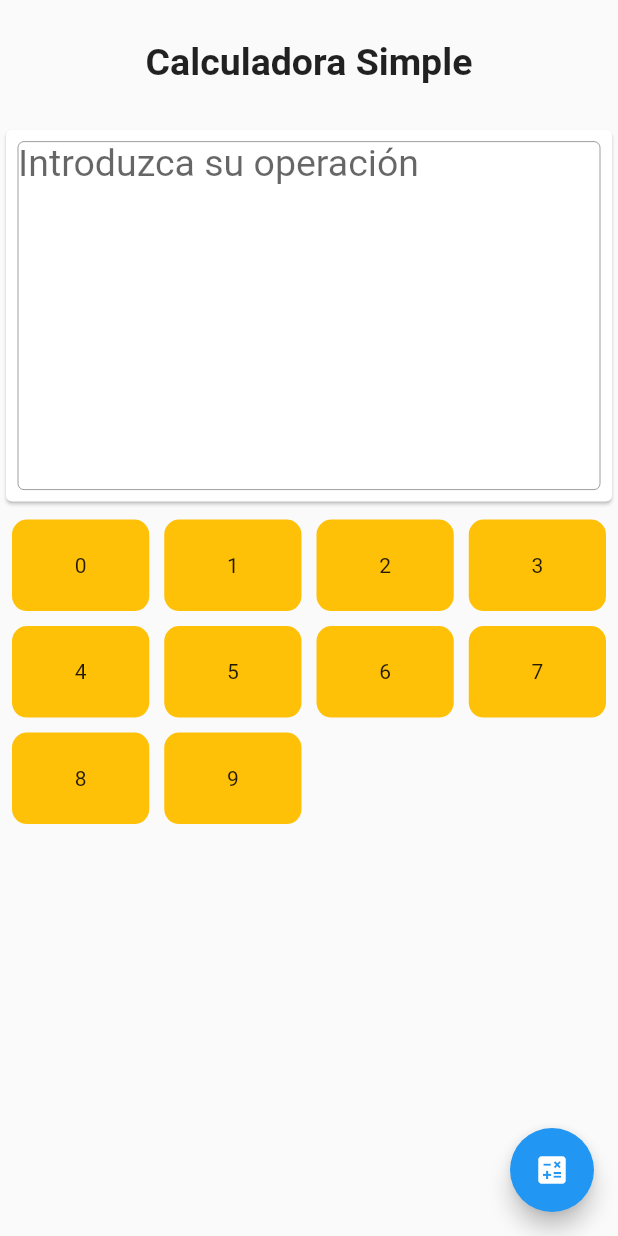
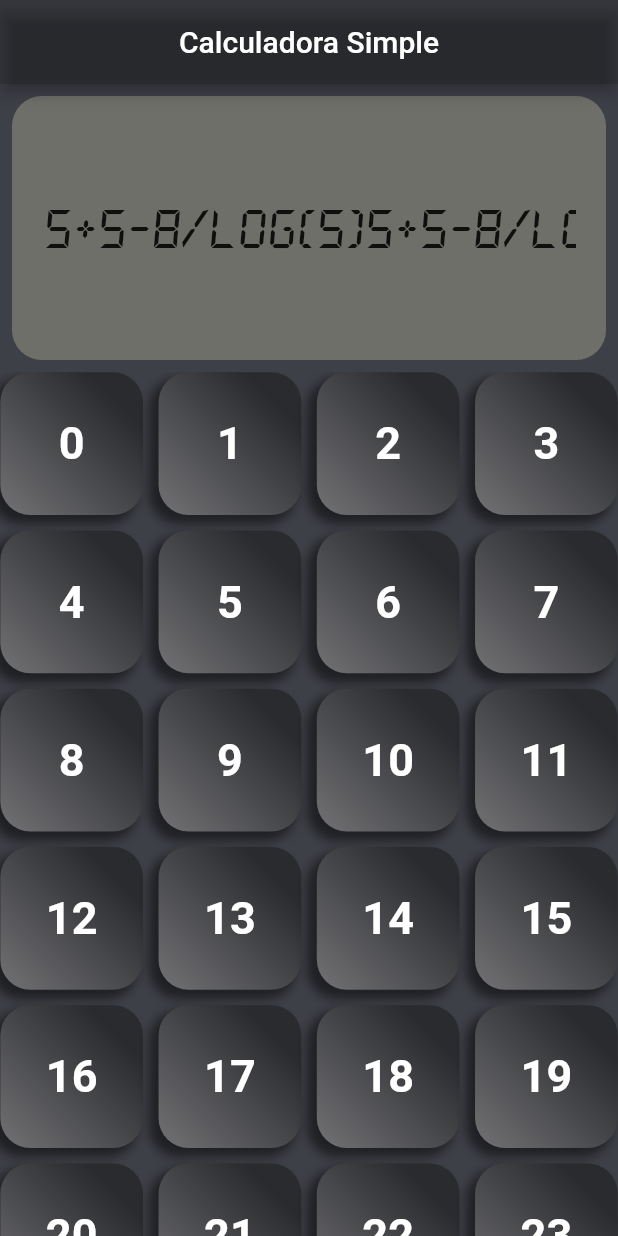
Before and after one commit to JoseLuisGit/calculator_tree, a Flutter app: the screen it shows after launch, on a phone screen of 412 x 824 dp. Run offline on Flutter 3.47's test engine with Material 2 defaults, Android fonts, the phone set to English and light mode, and no system bars.

Commit message:
design page calculator

```diff
--- a/lib/pages/calculator_page.dart
+++ b/lib/pages/calculator_page.dart
@@ -1,63 +1,58 @@
 import 'package:flutter/material.dart';
-import 'package:calculator/models/expression_tree.dart';
+import 'widgets/button.dart';
 
 class CalculatorPage extends StatelessWidget {
   const CalculatorPage({Key key}) : super(key: key);
 
   @override
   Widget build(BuildContext context) {
-    final size = MediaQuery.of(context).size;
     return Scaffold(
-        floatingActionButton: FloatingActionButton(
-          child: Icon(Icons.calculate),
-          onPressed: () {
-            ExpressionTree expressionTree = ExpressionTree();
-            expressionTree.buildTree("(5+1)*(5-2+3)/6");
-            print(expressionTree.evaluate());
-          },
+        appBar: AppBar(
+          centerTitle: true,
+          backgroundColor: Colors.black12,
+          title: Text('Calculadora Simple'),
         ),
+        backgroundColor: Color.fromRGBO(62, 64, 71, 1.0),
         body: Column(
           children: [
-            SizedBox(
-              child: Center(
-                  child: Text(
-                'Calculadora Simple',
-                style: TextStyle(fontSize: 25.0, fontWeight: FontWeight.w600),
-              )),
-              height: size.height * 0.1,
+            Expanded(
+              child: Padding(
+                padding: const EdgeInsets.all(8.0),
+                child: Container(
+                  decoration: BoxDecoration(
+                      color: Color.fromRGBO(110, 111, 105, 1.0),
+                      borderRadius: BorderRadius.all(Radius.circular(20.0))),
+                  child: Container(
+                    padding: EdgeInsets.all(20),
+                    alignment: Alignment.centerRight,
+                    child: SingleChildScrollView(
+                      scrollDirection: Axis.horizontal,
+                      child: Text(
+                        '5+5-8/log(5)5+5-8/log(5)5+5-8/log(5)5+5-8/9*(5)5+5-8/log(5)5+5-8/log(5)5+5-8/log(5)5+5-8/9*(5)5+5-8/log(5)5+5-8/log(5)5+5-8/log(5)5+5-8/9*(5)5+5-8/log(5)5+5-8/log(5)5+5-8/log(5)5+5-8/9*(5)',
+                        style: TextStyle(fontSize: 40, fontFamily: 'DsDigit'),
+                      ),
+                    ),
+                  ),
+                ),
+              ),
             ),
-            Card(
-                child: Padding(
-              padding: EdgeInsets.all(8.0),
-              child: TextField(
-                keyboardType: TextInputType.number,
-                maxLines: 8,
-                style: TextStyle(fontSize: 25.0),
-                decoration: InputDecoration.collapsed(
-                    border: OutlineInputBorder(),
-                    hintText: "Introduzca su operación"),
-              ),
-            )),
             Expanded(
+              flex: 3,
               child: Container(
-                padding: EdgeInsets.all(8.0),
                 child: SingleChildScrollView(
                   child: GridView.builder(
                       shrinkWrap: true,
                       physics: NeverScrollableScrollPhysics(),
-                      itemCount: 10,
+                      itemCount: 50,
                       gridDelegate: SliverGridDelegateWithFixedCrossAxisCount(
                           crossAxisCount: 4,
-                          childAspectRatio: 3 / 2,
                           crossAxisSpacing: 10,
                           mainAxisSpacing: 10),
                       itemBuilder: (context, index) {
-                        return Container(
-                          decoration: BoxDecoration(
-                            color: Colors.amber,
-                            borderRadius: BorderRadius.circular(10.0),
-                          ),
-                          child: Center(child: Text('$index')),
+                        return Button(
+                          buttonText: '$index',
+                          color: Color.fromRGBO(126, 112, 112, 1.0),
+                          textColor: Colors.white,
                         );
                       }),
                 ),
--- /dev/null
+++ b/lib/pages/widgets/button.dart
@@ -0,0 +1,55 @@
+import 'package:flutter/material.dart';
+
+// creating Stateless Wideget for buttons
+class Button extends StatelessWidget {
+  // declaring variables
+  final color;
+  final textColor;
+  final String buttonText;
+  final buttontapped;
+
+  //Constructor
+  Button({this.color, this.textColor, this.buttonText, this.buttontapped});
+
+  @override
+  Widget build(BuildContext context) {
+    return GestureDetector(
+      onTap: buttontapped,
+      child: Padding(
+        padding: const EdgeInsets.all(0.2),
+        child: Container(
+          decoration: BoxDecoration(
+              gradient: LinearGradient(
+                  begin: FractionalOffset(0.0, 1.0),
+                  end: FractionalOffset(1.0, 0.0),
+                  colors: [
+                    Color.fromRGBO(114, 114, 117, 1.0),
+                    Color.fromRGBO(42, 43, 46, 1.0)
+                  ],
+                  stops: [0.0, 0.8],
+                  tileMode: TileMode.decal),
+              boxShadow: [
+                BoxShadow(
+                  color: Colors.black.withOpacity(0.5),
+                  spreadRadius: 1,
+                  blurRadius: 5,
+                  offset: Offset(-5, 5), //changes position of shadow
+                ),
+              ],
+              borderRadius: BorderRadius.all(Radius.circular(20.0)),
+              color: color),
+          child: Center(
+            child: Text(
+              buttonText,
+              style: TextStyle(
+                color: textColor,
+                fontSize: 30,
+                fontWeight: FontWeight.bold,
+              ),
+            ),
+          ),
+        ),
+      ),
+    );
+  }
+}
```
Also changed, not shown: pubspec.yaml (+7 -9 lines), assets/fonts/DS-DIGII.TTF (added).
